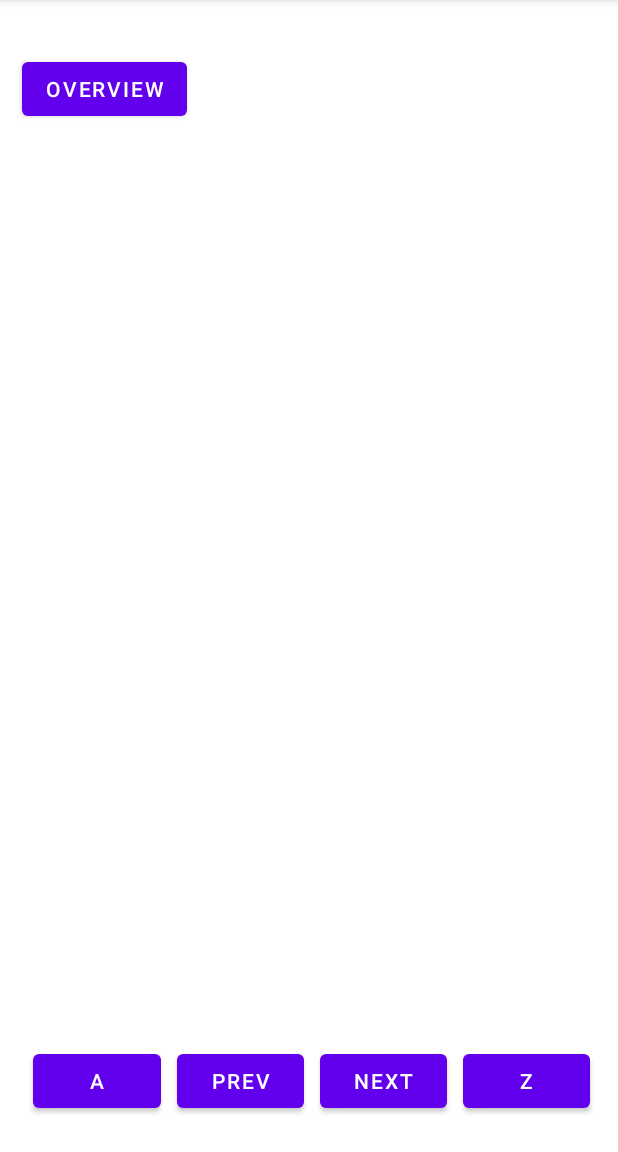
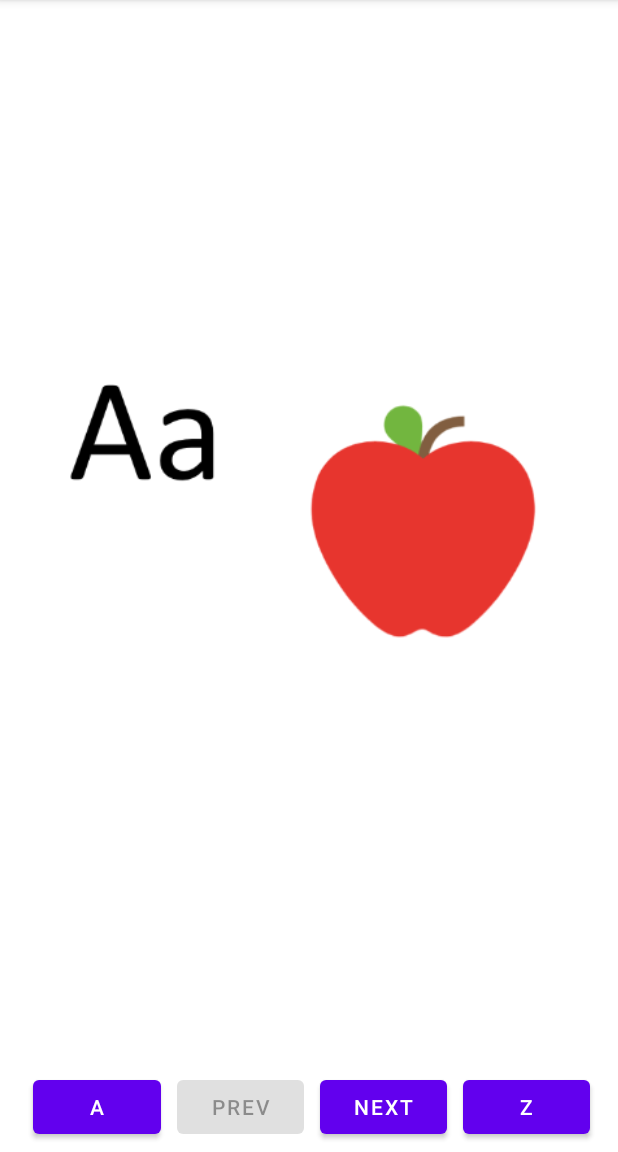
Before and after one commit to kafwe/alphabet-book, an Android app: the LetterActivity screen opened directly, with no data from a screen before it, on a phone screen of 412 x 824 dp, the part 84-1236 px from its top. Run offline under Robolectric (Android 15) with nearby library versions, the phone set to English and light mode, and no system bars.

Commit message:
add button click events

```diff
--- a/app/build.gradle
+++ b/app/build.gradle
@@ -4,7 +4,7 @@ plugins {
 }
 
 android {
-    compileSdk 32
+    compileSdk 33
 
     defaultConfig {
         applicationId "com.example.alphabetbook"
--- /dev/null
+++ b/app/src/main/java/com/example/alphabetbook/ImageFactory.kt
@@ -0,0 +1,26 @@
+package com.example.alphabetbook
+
+import android.content.Context
+import android.graphics.Bitmap
+import com.bumptech.glide.Glide
+import com.example.alphabetbook.R
+
+class ImageFactory {
+    companion object {
+        private val height = 369
+        private val width = 426
+
+        fun createBitmap(imageName: String, context: Context): Bitmap {
+                val image = context.resources
+                    .getIdentifier(imageName, "drawable", context.packageName)
+
+                val futureTarget = Glide.with(context)
+                    .asBitmap()
+                    .load(image)
+                    .submit(width, height)
+
+                return futureTarget.get()
+
+        }
+    }
+}
--- a/app/src/main/java/com/example/alphabetbook/LetterActivity.kt
+++ b/app/src/main/java/com/example/alphabetbook/LetterActivity.kt
@@ -1,30 +1,88 @@
 package com.example.alphabetbook
 
 import android.content.Intent
+import android.graphics.Bitmap
 import android.os.Bundle
 import android.view.MenuItem
+import android.view.View
+import android.widget.Button
+import android.widget.ImageView
+import android.widget.LinearLayout
 import androidx.appcompat.app.AppCompatActivity
+import androidx.core.graphics.createBitmap
 
 
-class LetterActivity : AppCompatActivity() {
+class LetterActivity() : AppCompatActivity() {
+    var imageNumber: Int = -1
+    private lateinit var prevButton: Button
+    private lateinit var nextButton: Button
+    private lateinit var imageView: ImageView
+
+
     override fun onCreate(savedInstanceState: Bundle?) {
         super.onCreate(savedInstanceState)
         setContentView(R.layout.activity_letter)
-       // supportActionBar?.setDisplayHomeAsUpEnabled(true)
+        imageView = findViewById<ImageView>(R.id.imageView)
+        prevButton = findViewById<Button>(R.id.prev_button)
+        nextButton = findViewById<Button>(R.id.next_button)
+        imageNumber = intent.getIntExtra(EXTRA_MESSAGE,
+            1)
+        setNavigationButtonsState()
+        setImage()
     }
 
-    /*
-    override fun onOptionsItemSelected(item: MenuItem): Boolean {
-        return when (item.itemId) {
-            android.R.id.home -> {
-                val intent = Intent(this, MainActivity::class.java)
-                startActivity(intent)
-                finish()
-                true
+    fun setNavigationButtonsState() {
+        when (imageNumber) {
+            1 -> {
+                prevButton.isEnabled = false
+                nextButton.isEnabled = true
             }
-            else -> super.onOptionsItemSelected(item)
+
+            26 -> {
+                prevButton.isEnabled = true
+                nextButton.isEnabled = false
+            }
+
+            else -> {
+                prevButton.isEnabled = true
+                nextButton.isEnabled = true
+            }
         }
     }
 
-     */
+    private fun setImage() {
+        val imageName = "slide$imageNumber"
+        Thread(Runnable {
+            val bitmap = ImageFactory.createBitmap(imageName, this)
+
+            runOnUiThread(Runnable {
+                imageView.setImageBitmap(bitmap)
+            })
+        }).start()
+    }
+
+    fun first(view: View) {
+        imageNumber = 1
+        setNavigationButtonsState()
+        setImage()
+    }
+
+    fun last(view: View) {
+        imageNumber = 26
+        setNavigationButtonsState()
+        setImage()
+    }
+
+    fun prev(view: View) {
+        imageNumber--
+        setNavigationButtonsState()
+        setImage()
+    }
+
+    fun next(view: View) {
+        imageNumber++
+        setNavigationButtonsState()
+        setImage()
+    }
+
 }
--- a/app/src/main/res/layout/activity_letter.xml
+++ b/app/src/main/res/layout/activity_letter.xml
@@ -8,13 +8,15 @@
 
     <ImageView
         android:id="@+id/imageView"
-        android:layout_width="379dp"
-        android:layout_height="623dp"
+        android:layout_width="426dp"
+        android:layout_height="369dp"
+        android:layout_marginBottom="200dp"
         app:layout_constraintBottom_toTopOf="@+id/linearLayout"
         app:layout_constraintEnd_toEndOf="parent"
+        app:layout_constraintHorizontal_bias="0.515"
         app:layout_constraintStart_toStartOf="parent"
-        app:layout_constraintTop_toBottomOf="@+id/overview_button"
-        tools:srcCompat="@tools:sample/avatars" />
+        app:layout_constraintTop_toTopOf="parent"
+        app:layout_constraintVertical_bias="1.0" />
 
     <LinearLayout
         android:id="@+id/linearLayout"
@@ -24,9 +26,7 @@
         app:layout_constraintBottom_toBottomOf="parent"
         app:layout_constraintEnd_toEndOf="parent"
         app:layout_constraintHorizontal_bias="0.551"
-        app:layout_constraintStart_toStartOf="parent"
-        app:layout_constraintTop_toBottomOf="@+id/overview_button"
-        app:layout_constraintVertical_bias="0.973">
+        app:layout_constraintStart_toStartOf="parent">
 
         <Button
             android:id="@+id/first_button"
@@ -34,6 +34,7 @@
             android:layout_height="wrap_content"
             android:layout_marginHorizontal="5dp"
             android:layout_weight="1"
+            android:onClick="first"
             android:text="@string/a" />
 
         <Button
@@ -42,6 +43,7 @@
             android:layout_height="wrap_content"
             android:layout_marginHorizontal="5dp"
             android:layout_weight="1"
+            android:onClick="prev"
             android:text="@string/prev" />
 
         <Button
@@ -50,6 +52,7 @@
             android:layout_height="wrap_content"
             android:layout_marginHorizontal="5dp"
             android:layout_weight="1"
+            android:onClick="next"
             android:text="@string/next" />
 
         <Button
@@ -58,19 +61,8 @@
             android:layout_height="wrap_content"
             android:layout_marginHorizontal="5dp"
             android:layout_weight="1"
+            android:onClick="last"
             android:text="@string/z" />
     </LinearLayout>
 
-    <Button
-        android:id="@+id/overview_button"
-        android:layout_width="wrap_content"
-        android:layout_height="wrap_content"
-        android:text="@string/overview"
-        app:layout_constraintBottom_toBottomOf="parent"
-        app:layout_constraintEnd_toEndOf="parent"
-        app:layout_constraintHorizontal_bias="0.049"
-        app:layout_constraintStart_toStartOf="parent"
-        app:layout_constraintTop_toTopOf="parent"
-        app:layout_constraintVertical_bias="0.049" />
-
 </androidx.constraintlayout.widget.ConstraintLayout>
```
Also changed, not shown: app/src/main/java/ImageFactory.kt (deleted, +0 -21 lines), app/src/main/java/com/example/alphabetbook/MainActivity.kt (+18 -3 lines), app/src/main/res/drawable/slide1.gif (renamed from app/src/main/res/drawable/slide01.gif), app/src/main/res/drawable/slide2.gif (renamed from app/src/main/res/drawable/slide02.gif), app/src/main/res/drawable/slide3.gif (renamed from app/src/main/res/drawable/slide03.gif), app/src/main/res/drawable/slide4.gif (renamed from app/src/main/res/drawable/slide04.gif), app/src/main/res/drawable/slide5.gif (renamed from app/src/main/res/drawable/slide05.gif), app/src/main/res/drawable/slide6.gif (renamed from app/src/main/res/drawable/slide06.gif), app/src/main/res/drawable/slide7.gif (renamed from app/src/main/res/drawable/slide07.gif), app/src/main/res/drawable/slide8.gif (renamed from app/src/main/res/drawable/slide08.gif), app/src/main/res/drawable/slide9.gif (renamed from app/src/main/res/drawable/slide09.gif).
